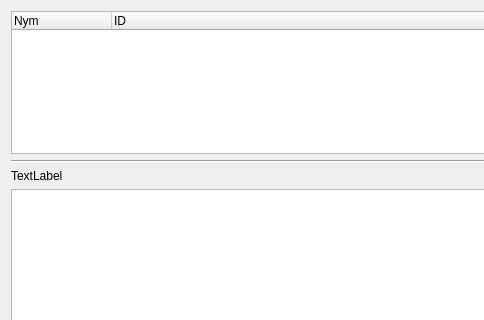
First picture: the form in src/moneychanger/Widgets/credentials.ui, repository Open-Transactions/Moneychanger, before the edit; both pictures show x 0 to 484 and y 0 to 320 of the 589 by 486 pixel window.
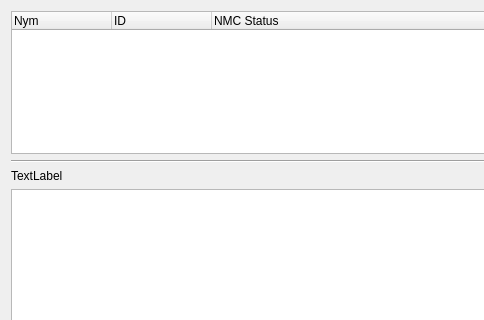
Second picture: the form after the edit.

Commit message:
Show NMC state in credentials tab.
Show status of Namecoin registrations of credentials in the credentials
detail tab.

The edit to the form file:
```diff
--- a/src/moneychanger/Widgets/credentials.ui
+++ b/src/moneychanger/Widgets/credentials.ui
@@ -26,6 +26,11 @@
        <string>ID</string>
       </property>
      </column>
+     <column>
+      <property name="text">
+       <string>NMC Status</string>
+      </property>
+     </column>
     </widget>
    </item>
    <item>
```
The commit also changes 2 other files.
